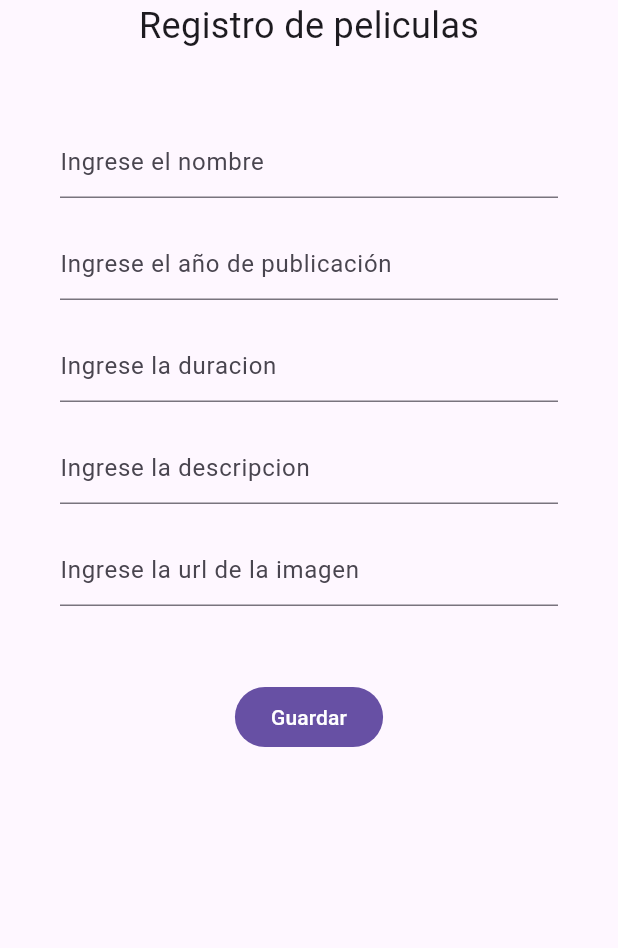
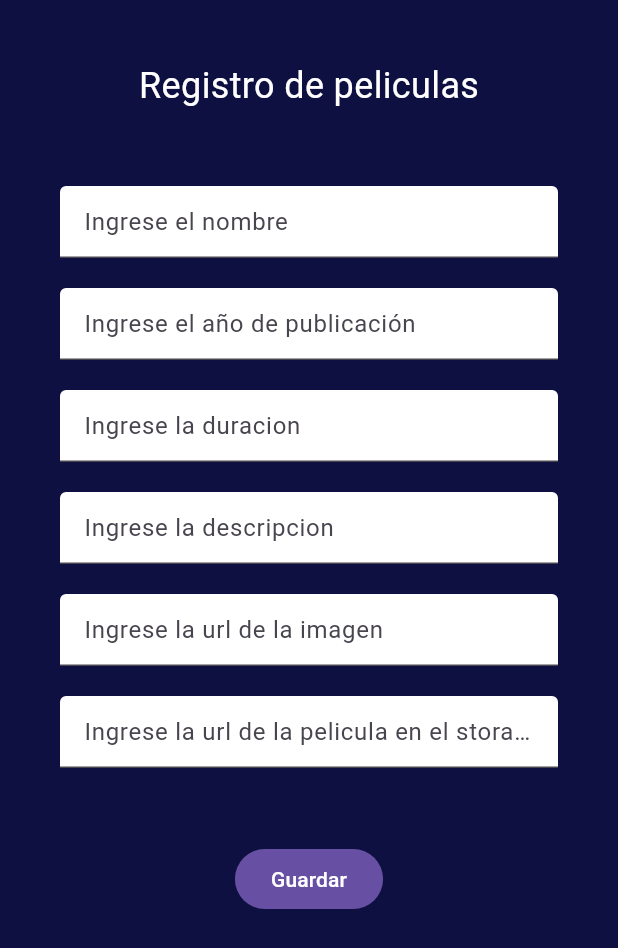
Before and after one commit to lizlopez24/proyectoMoviles, a Flutter app: the Cuerpo widget shown alone on an empty page, opened directly, on a phone screen of 412 x 824 dp. Shown: the top 948 px of the screen. Run offline on Flutter 3.47's test engine with Material 3 defaults, Android fonts, the phone set to English and light mode, and no system bars; our stand-ins replace chewie, firebase_auth, firebase_core, firebase_database, firebase_storage, video_player; accounts and stored records are empty; network calls fail.

Commit message:
ultimos cambios del proyecto

```diff
--- a/lib/screens/Formulario.dart
+++ b/lib/screens/Formulario.dart
@@ -4,7 +4,6 @@ import 'package:firebase_database/firebase_database.dart';
 import 'package:flutter/material.dart';
 import 'package:proyecto_final/screens/Catalogo.dart';
 import 'package:proyecto_final/screens/Registro.dart';
-import 'package:proyecto_final/screens/Reproduccion.dart';
 
 void main(){
   runApp(Formulario());
@@ -32,7 +31,7 @@ class _HomeState extends State<Home> {
   int indice=0;
   @override
   Widget build(BuildContext context) {
-    final List <Widget> screens=[SingleChildScrollView(child: Cuerpo(context)),CatalogoApp(),ReproducionApp()];
+    final List <Widget> screens=[SingleChildScrollView(child: Cuerpo(context)), CatalogoApp()];
     return Scaffold(
       appBar: AppBar(
         title: const Text('Techflix'),
@@ -48,8 +47,7 @@ class _HomeState extends State<Home> {
         },
         items: [
           BottomNavigationBarItem(icon: Icon(Icons.local_movies_outlined), label: "Registro"),
-          BottomNavigationBarItem(icon: Icon(Icons.list),label: "Catalogo"),
-          BottomNavigationBarItem(icon: Icon(Icons.video_camera_back),label: "Reproducir")
+          BottomNavigationBarItem(icon: Icon(Icons.list),label: "Catalogo")
         ]
         ),
     );
@@ -58,16 +56,23 @@ class _HomeState extends State<Home> {
 
 Widget Cuerpo(context){
   return Container(
+    height: MediaQuery.of(context).size.height,
+    decoration: BoxDecoration(
+        color: Color.fromARGB(255, 14, 16, 65),
+      ),
     padding: EdgeInsets.only(left:40, right: 40),
     child: (
     Column(
       children: <Widget>[
-        Text("Registro de peliculas", style: TextStyle(fontSize: 24)),
+        Container(
+          padding: EdgeInsets.only(top: 40),
+          child: Text("Registro de peliculas", style: TextStyle(fontSize: 24, color: Colors.white))),
         nombre(),
         anioPublicacion(),
         duracion(),
         descripcion(),
         url(),
+        urlPelicula(),
         BtnGuardar(context)
       ],
     )
@@ -82,7 +87,9 @@ Widget nombre(){
     child: TextField(
       controller: _nombre,
       decoration: InputDecoration(
-        hintText: "Ingrese el nombre"
+        hintText: "Ingrese el nombre",
+         fillColor: Colors.white,
+            filled: true
       ),
     ),
   );
@@ -95,7 +102,9 @@ Widget anioPublicacion(){
     child: TextField(
       controller: _anioPublicacion,
       decoration: InputDecoration(
-        hintText: "Ingrese el año de publicación"
+        hintText: "Ingrese el año de publicación",
+         fillColor: Colors.white,
+            filled: true
       ),
       keyboardType: TextInputType.number,
     ),
@@ -109,7 +118,9 @@ Widget duracion(){
     child: TextField(
       controller: _duracion,
       decoration: InputDecoration(
-        hintText: "Ingrese la duracion"
+        hintText: "Ingrese la duracion",
+         fillColor: Colors.white,
+            filled: true
       ),
       keyboardType: TextInputType.number,
     ),
@@ -123,7 +134,9 @@ Widget descripcion(){
     child: TextField(
       controller: _descripcion,
       decoration: InputDecoration(
-        hintText: "Ingrese la descripcion"
+        hintText: "Ingrese la descripcion",
+         fillColor: Colors.white,
+            filled: true
       ),
     ),
   );
@@ -136,7 +149,24 @@ Widget url(){
     child: TextField(
       controller: _url,
       decoration: InputDecoration(
-        hintText: "Ingrese la url de la imagen"
+        hintText: "Ingrese la url de la imagen",
+         fillColor: Colors.white,
+            filled: true
+      ),
+    ),
+  );
+}
+
+final TextEditingController _urlPelicula=TextEditingController();
+Widget urlPelicula(){
+  return Container(
+    padding: EdgeInsets.only(bottom: 20),
+    child: TextField(
+      controller: _urlPelicula,
+      decoration: InputDecoration(
+        hintText: "Ingrese la url de la pelicula en el storage",
+         fillColor: Colors.white,
+            filled: true
       ),
     ),
   );
@@ -159,6 +189,7 @@ Widget BtnGuardar(context){
     child: (
       FilledButton(onPressed: (){
         guardar(context);
+        mostrarAlerta(context);
       }, child: Text("Guardar"))
     ),
   );
@@ -173,9 +204,9 @@ await ref.set({
   "anioPublicacion": _anioPublicacion.text,
   "duracion":_duracion.text,
   "descripcion":_descripcion.text,
-  "img":_url.text
+  "img":_url.text,
+  "url":_urlPelicula.text
 });
-mostrarAlerta(context);
 }
 
 void mostrarAlerta(context){
--- a/pubspec.yaml
+++ b/pubspec.yaml
@@ -40,6 +40,7 @@ dependencies:
   firebase_auth: ^5.1.0
   firebase_core: ^3.1.0
   firebase_database: ^11.0.1
+  firebase_storage: ^12.0.1
 
 dev_dependencies:
   flutter_test:
```
Also changed, not shown: lib/screens/Catalogo.dart (+31 -41 lines), lib/screens/Login.dart (+25 -7 lines), lib/screens/Registro.dart (+15 -15 lines), lib/screens/Reproduccion.dart (+72 -14 lines), lib/firebase_options.dart, 3 other files.
